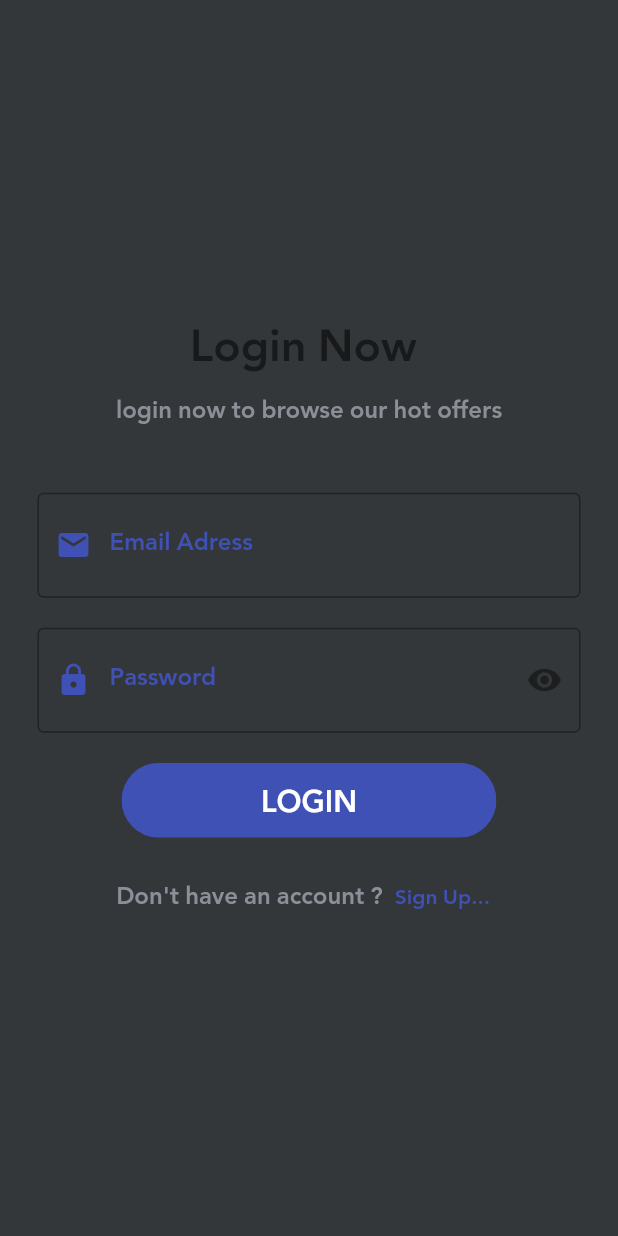
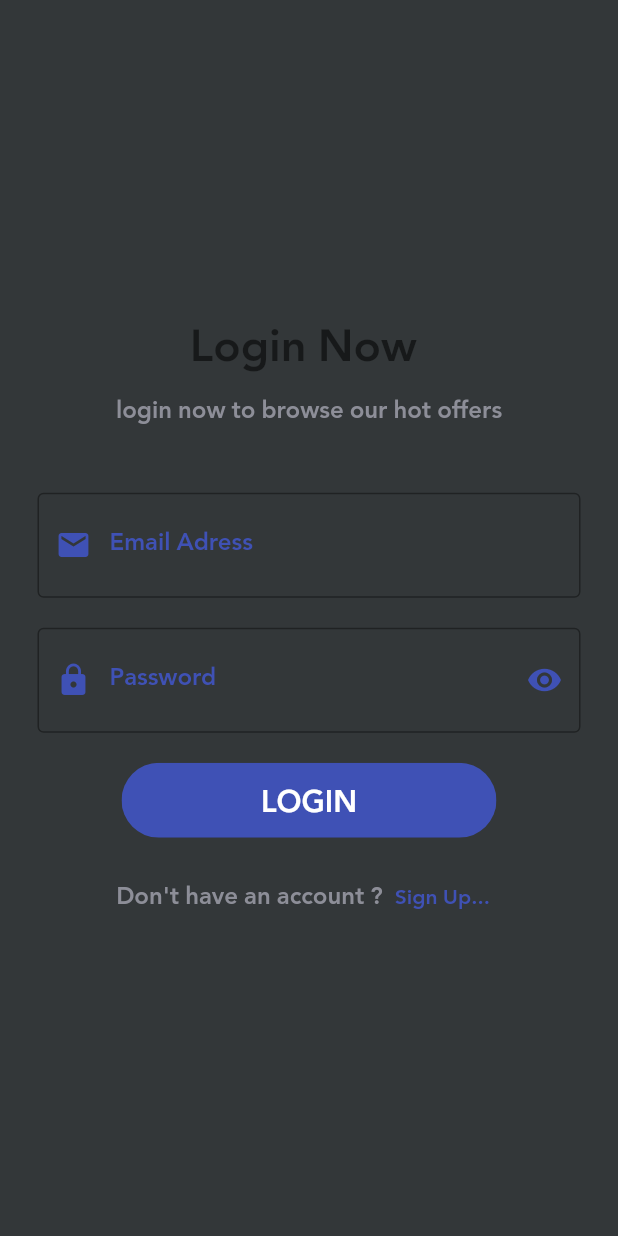
Before and after one commit to Esra2-Abdelltif/Shop-Application, a Flutter app: the screen it shows after launch, after a tap on "SKIP", after a tap on "Start", after a tap on "LOGIN", on a phone screen of 412 x 824 dp. Run offline on Flutter 3.47's test engine with Material 2 defaults, Android fonts, the phone set to English and light mode, and no system bars; our stand-ins replace bloc, conditional_builder, dio, flutter_bloc, flutter_conditional_rendering, hexcolor and 3 more; missing offline and left inert: dart:ffi.

Commit message:
ChangePasswordVisibility

```diff
--- a/lib/modules/login_screen/cubit/cubit.dart
+++ b/lib/modules/login_screen/cubit/cubit.dart
@@ -1,4 +1,5 @@
 import 'package:flutter/cupertino.dart';
+import 'package:flutter/material.dart';
 import 'package:flutter_bloc/flutter_bloc.dart';
 import 'package:shop_project/modules/login_screen/cubit/state.dart';
 import 'package:shop_project/shared/Network/remote/dio_helper.dart';
@@ -27,4 +28,14 @@ class LoginCubit extends Cubit<LogInStates>
     });
   }
 
+  IconData suffix= Icons.visibility;
+  bool secirty = true;
+  void ChangePasswordVisibility(){
+    secirty =!secirty;
+   suffix= secirty ? Icons.visibility : Icons.visibility_off;
+   emit(ChangePasswordVisibilityState());
+
+
+  }
+
 }
--- a/lib/modules/login_screen/cubit/state.dart
+++ b/lib/modules/login_screen/cubit/state.dart
@@ -14,3 +14,4 @@ class LoginErrorState extends LogInStates{
   final String error;
   LoginErrorState(this.error);
 }
+class ChangePasswordVisibilityState extends LogInStates{}
--- a/lib/modules/login_screen/login_screen.dart
+++ b/lib/modules/login_screen/login_screen.dart
@@ -1,7 +1,6 @@
 import 'package:conditional_builder/conditional_builder.dart';
 import 'package:flutter/material.dart';
 import 'package:flutter_bloc/flutter_bloc.dart';
-import 'package:flutter_svg/flutter_svg.dart';
 import 'package:shop_project/modules/login_screen/cubit/cubit.dart';
 import 'package:shop_project/modules/login_screen/cubit/state.dart';
 import 'package:shop_project/modules/singin_screen/singin_screen.dart';
@@ -71,15 +70,21 @@ class LoginScreen extends StatelessWidget {
                           type: TextInputType.text,
                           labeltext: 'Password',
                           hintText: 'Enter Password',
-                          obscureText: _secirty,
+                          obscureText: LoginCubit.get(context).secirty,
+                          onSubmited: (value){
+                            if (formkey.currentState.validate()){
+                              print(passController.text);
+                              LoginCubit.get(context).UserLogin(email: emailController.text, password:passController.text);
+
+                              //NavigateTo(router:WelcomeScreen(),context: context);
+                            }
+                          },
                           prefix: Icon(Icons.lock, color: defultColor,),
-                          suffix: IconButton(onPressed: () {
-                            // setState(() {
-                            //   _secirty =!_secirty;
-                            // });
+                          suffix: LoginCubit.get(context).suffix,
+                          suffixFun: (){
+                            LoginCubit.get(context).ChangePasswordVisibility();
                           },
-                            icon: Icon(_secirty ? Icons.visibility : (Icons
-                                .visibility_off),),),
+
 
                           validator: (value) {
                             if (value == null || value.isEmpty) {
--- a/lib/shared/compoenets/components.dart
+++ b/lib/shared/compoenets/components.dart
@@ -32,13 +32,15 @@ Widget defulutTextFormFild ({
    TextInputType type,
    String labeltext,
   String hintText,
-  Widget suffix,
-   Widget prefix,
+ IconData suffix,
+  Widget prefix,
   bool obscureText,
   bool secirty,
-  Function suffixFun,
+  VoidCallback suffixFun,
   ValueChanged<String> onChanged,
   VoidCallback onTap,
+  Function onSubmited,
+
 
 })=>TextFormField(
   //style: Theme.of(context).textTheme.bodyText2,
@@ -47,6 +49,8 @@ Widget defulutTextFormFild ({
   keyboardType: type,
   obscureText: obscureText,
 onChanged: onChanged,
+onFieldSubmitted: onSubmited,
+
   onTap: onTap,
   decoration: InputDecoration(
     focusedBorder: OutlineInputBorder(
@@ -58,7 +62,9 @@ onChanged: onChanged,
     hintText: hintText,
     labelStyle: TextStyle(color: defultColor),
     prefixIcon: prefix,
-    suffixIcon: suffix,
+    suffixIcon: IconButton(icon: Icon(suffix,color: defultColor),
+    onPressed:suffixFun ),
+
 
 
   ),
```
